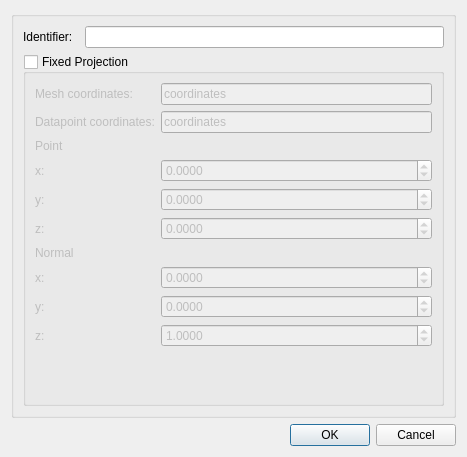
Above: mapclientplugins/meshprojectionstep/qt/configuredialog.ui from mapclient-plugins/mapclientplugins.meshprojectionstep before the change. Below: the same form after it.
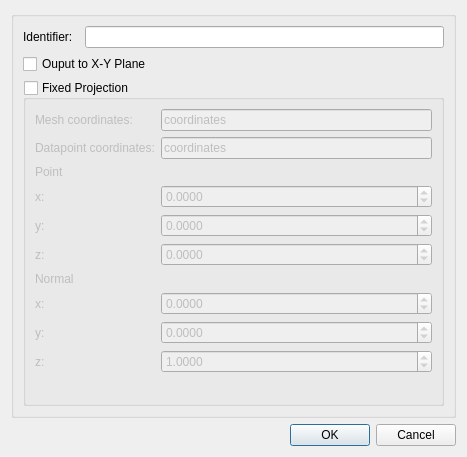
That is the form after the change.

Commit message: Adding configuration option to standardise the output to the X-Y plane.

Diff of the .ui file:
```diff
--- a/mapclientplugins/meshprojectionstep/qt/configuredialog.ui
+++ b/mapclientplugins/meshprojectionstep/qt/configuredialog.ui
@@ -34,6 +34,16 @@
         </item>
        </layout>
       </item>
+      <item>
+       <widget class="QCheckBox" name="checkBoxStandardisedXYPlaneOutput">
+        <property name="toolTip">
+         <string>Rotate the projected mesh from its arbitrary 2D plane onto the X-Y plane for standardised output.</string>
+        </property>
+        <property name="text">
+         <string>Ouput to X-Y Plane</string>
+        </property>
+       </widget>
+      </item>
       <item>
        <widget class="QGroupBox" name="groupBoxFixedProjection">
         <property name="title">
```
The commit also changes 5 other files.
